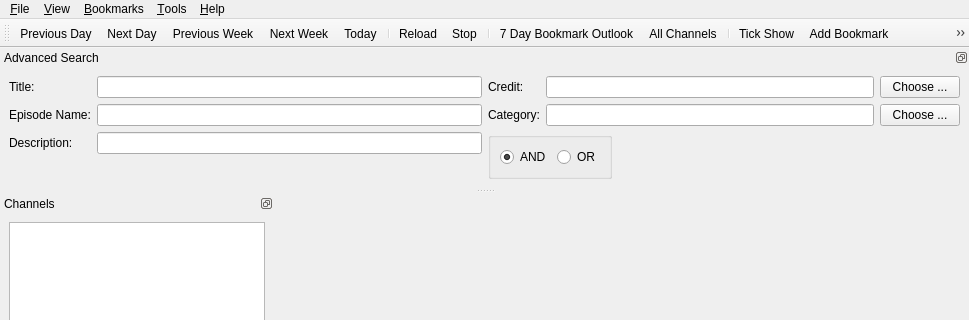
Above: src/mainwindow.ui from rweather/tvguide before the change; both pictures show x 0 to 969 and y 0 to 320 of the 969 by 600 pixel window. Below: the same form after it.
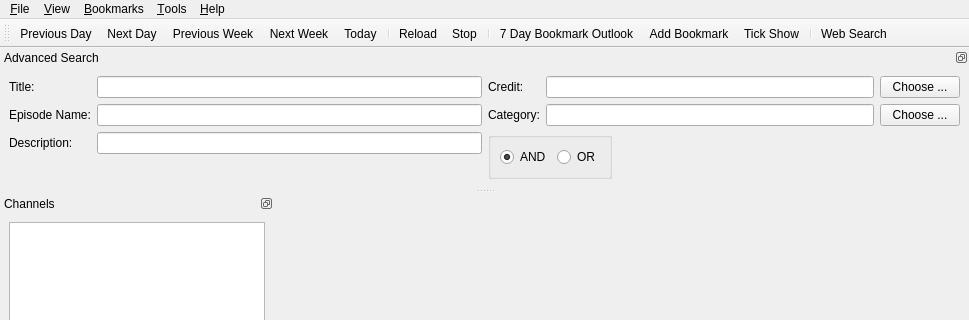
That is the form after the change. Icons and pictures are not drawn.

Commit message: Make "All Channels" a standard channel group

```diff
--- a/src/mainwindow.ui
+++ b/src/mainwindow.ui
@@ -319,10 +319,9 @@
    <addaction name="action_Stop"/>
    <addaction name="separator"/>
    <addaction name="action7DayOutlook"/>
-   <addaction name="actionMultiChannel"/>
-   <addaction name="separator"/>
-   <addaction name="actionTickShow"/>
    <addaction name="actionAddBookmark"/>
+   <addaction name="actionTickShow"/>
+   <addaction name="separator"/>
    <addaction name="actionWebSearch"/>
   </widget>
   <action name="actionSelectService">
@@ -485,18 +484,6 @@
     <string>Ctrl+K</string>
    </property>
   </action>
-  <action name="actionMultiChannel">
-   <property name="checkable">
-    <bool>true</bool>
-   </property>
-   <property name="icon">
-    <iconset resource="tvguide.qrc">
-     <normaloff>:/images/format-justify-right.png</normaloff>:/images/format-justify-right.png</iconset>
-   </property>
-   <property name="text">
-    <string>All &amp;Channels</string>
-   </property>
-  </action>
   <action name="actionZoomIn">
    <property name="icon">
     <iconset resource="tvguide.qrc">
```
Left out of the diff: 2 changed lines with no effect on the pictures. The commit also changes 9 other files.
